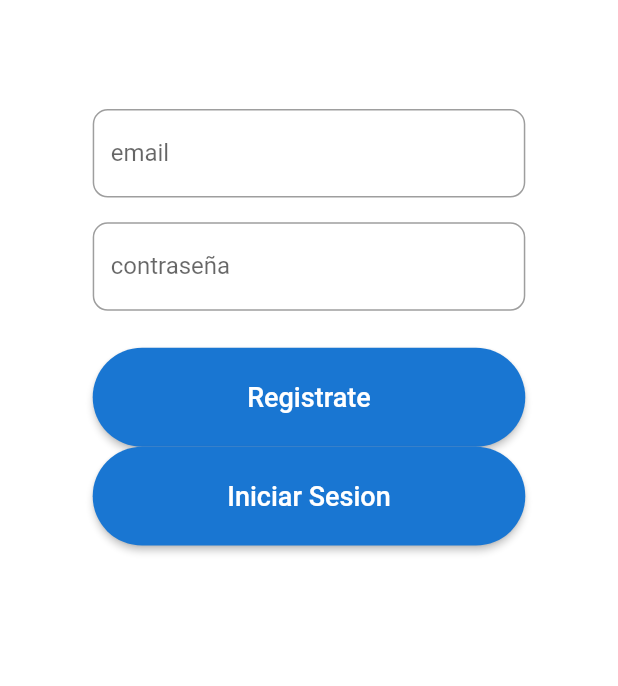
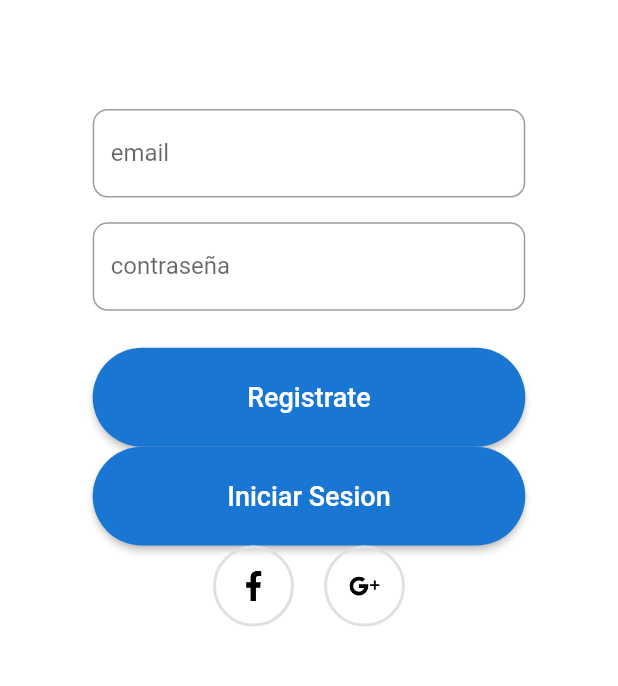
Before and after one commit to Ygsanabria8/MarketPLus, a Flutter app: the screen it shows after launch, on a phone screen of 412 x 824 dp, the part 512-1198 px from its top. Run offline on Flutter 3.47's test engine with Material 2 defaults, Android fonts, the phone set to English and light mode, and no system bars; our stand-ins replace flutter_svg.

Commit message:
Botones Redes sociales

```diff
--- a/lib/pages/logIn.dart
+++ b/lib/pages/logIn.dart
@@ -1,9 +1,9 @@
 import 'package:MarketPlus/widgets/button-blue.dart';
+import 'package:MarketPlus/widgets/socialIcons.dart';
 import 'package:MarketPlus/widgets/input.dart';
 import 'package:MarketPlus/widgets/input.dart';
 import 'package:flutter/material.dart';
 import 'package:flutter/cupertino.dart';
-import 'package:MarketPlus/widgets/input.dart';
 
 class LoginPage extends StatefulWidget {
   LoginPage({Key key}) : super(key: key);
@@ -76,6 +76,19 @@ class _LoginPageState extends State<LoginPage> {
                     Navigator.pushNamed(context, 'splashScreen'),
                   },
                 ),
+                Row(
+                  mainAxisAlignment: MainAxisAlignment.center,
+                  children: <Widget>[
+                    SocialIcons(
+                      iconSrc: "assets/img/facebook.svg",
+                      press: () {},
+                    ),
+                    SocialIcons(
+                      iconSrc: "assets/img/google-plus.svg",
+                      press: () {},
+                    ),
+                  ],
+                )
               ],
             ),
           )
--- /dev/null
+++ b/lib/widgets/socialIcons.dart
@@ -0,0 +1,35 @@
+import 'package:flutter/material.dart';
+import 'package:flutter_svg/flutter_svg.dart';
+
+class SocialIcons extends StatelessWidget {
+  final String iconSrc;
+  final Function press;
+  const SocialIcons({
+    Key key,
+    this.iconSrc,
+    this.press,
+  }) : super(key: key);
+
+  @override
+  Widget build(BuildContext context) {
+    return GestureDetector(
+      onTap: press,
+      child: Container(
+        margin: EdgeInsets.symmetric(horizontal: 10),
+        padding: EdgeInsets.all(15),
+        decoration: BoxDecoration(
+          border: Border.all(
+            width: 2,
+            color: Colors.grey[300],
+          ),
+          shape: BoxShape.circle,
+        ),
+        child: SvgPicture.asset(
+          iconSrc,
+          height: 20,
+          width: 20,
+        ),
+      ),
+    );
+  }
+}
--- a/pubspec.yaml
+++ b/pubspec.yaml
@@ -14,6 +14,7 @@ dependencies:
   firebase_auth: ^0.8.1+4
   flutter_auth_buttons: ^0.3.1
   cupertino_icons: ^1.0.0
+  flutter_svg: ^0.19.0
 
 dev_dependencies:
   flutter_test:
```
Also changed, not shown: assets/img/facebook.svg (added), assets/img/google-plus.svg (added), pubspec.lock.
